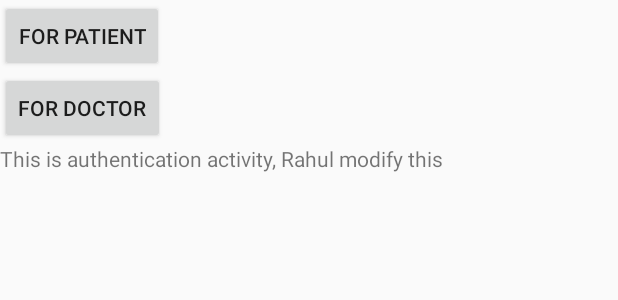
After one commit to akshat220/CureEasy, an Android app: the layout activity_auth.xml on its own in the app's theme, with its tools: preview values and no code run, on a phone screen of 412 x 824 dp. The commit adds this screen. Shown: the top 300 px of the screen. Run offline under Robolectric (Android 15) with nearby library versions, the phone set to English and light mode, and no system bars.

Commit message:
Carousal modified

```diff
--- a/app/src/main/AndroidManifest.xml
+++ b/app/src/main/AndroidManifest.xml
@@ -9,6 +9,8 @@
         android:roundIcon="@mipmap/ic_launcher_round"
         android:supportsRtl="true"
         android:theme="@style/AppTheme">
+        <activity android:name=".DoctorHome"></activity>
+        <activity android:name=".AuthActivity" />
         <activity
             android:name=".SplashScreen"
             android:theme="@style/SplashScreen">
@@ -19,8 +21,8 @@
             </intent-filter>
         </activity>
         <activity
-            android:name=".MainActivity"
-            android:theme="@style/AppTheme"></activity>
+            android:name=".PatientHome"
+            android:theme="@style/AppTheme" />
     </application>
 
 </manifest>
--- a/app/src/main/java/com/example/cureeasy/SplashScreen.java
+++ b/app/src/main/java/com/example/cureeasy/SplashScreen.java
@@ -18,7 +18,7 @@ public class SplashScreen extends AppCompatActivity {
         new Handler().postDelayed(new Runnable() {
             @Override
             public void run() {
-                startActivity(new Intent(SplashScreen.this, MainActivity.class));
+                startActivity(new Intent(SplashScreen.this, AuthActivity.class));
                 finish();
             }
         }, SPLASH_SCREEN_TIME_OUT);
--- /dev/null
+++ b/app/src/main/res/layout/activity_auth.xml
@@ -0,0 +1,28 @@
+<?xml version="1.0" encoding="utf-8"?>
+<LinearLayout xmlns:android="http://schemas.android.com/apk/res/android"
+    xmlns:tools="http://schemas.android.com/tools"
+    android:layout_width="match_parent"
+    android:layout_height="match_parent"
+    android:orientation="vertical"
+    tools:context=".AuthActivity">
+
+    <Button
+        android:id="@+id/patient"
+        android:layout_width="wrap_content"
+        android:layout_height="wrap_content"
+        android:onClick="pat"
+        android:text="for patient" />
+
+    <Button
+        android:id="@+id/doctor"
+        android:layout_width="wrap_content"
+        android:layout_height="wrap_content"
+        android:onClick="doc"
+        android:text="for doctor" />
+
+    <TextView
+        android:layout_width="wrap_content"
+        android:layout_height="wrap_content"
+        android:text="This is authentication activity, Rahul modify this" />
+
+</LinearLayout>
--- a/app/src/main/res/layout/activity_main.xml
+++ b/app/src/main/res/layout/home_patient.xml
@@ -1,11 +1,10 @@
 <?xml version="1.0" encoding="utf-8"?>
-<RelativeLayout    xmlns:android="http://schemas.android.com/apk/res/android"
+<RelativeLayout xmlns:android="http://schemas.android.com/apk/res/android"
     xmlns:tools="http://schemas.android.com/tools"
     xmlns:app="http://schemas.android.com/apk/res-auto"
-    xmlns:card_view="http://schemas.android.com/apk/res-auto"
     android:layout_width="match_parent"
     android:layout_height="match_parent"
-    tools:context=".MainActivity"
+    tools:context=".PatientHome"
     android:orientation="vertical">
 
     <com.synnapps.carouselview.CarouselView
```
Also changed, not shown: app/src/main/java/com/example/cureeasy/AuthActivity.java (added, +26 -0 lines), app/src/main/java/com/example/cureeasy/MainActivity.java (deleted, +0 -39 lines), 1 other file.
